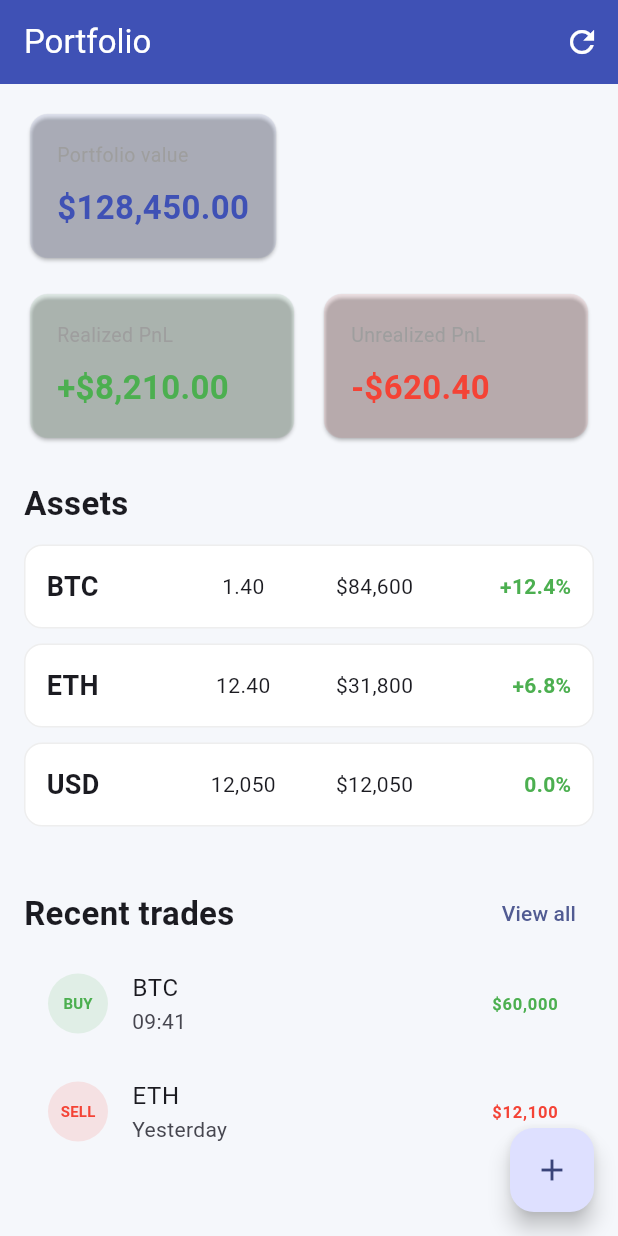
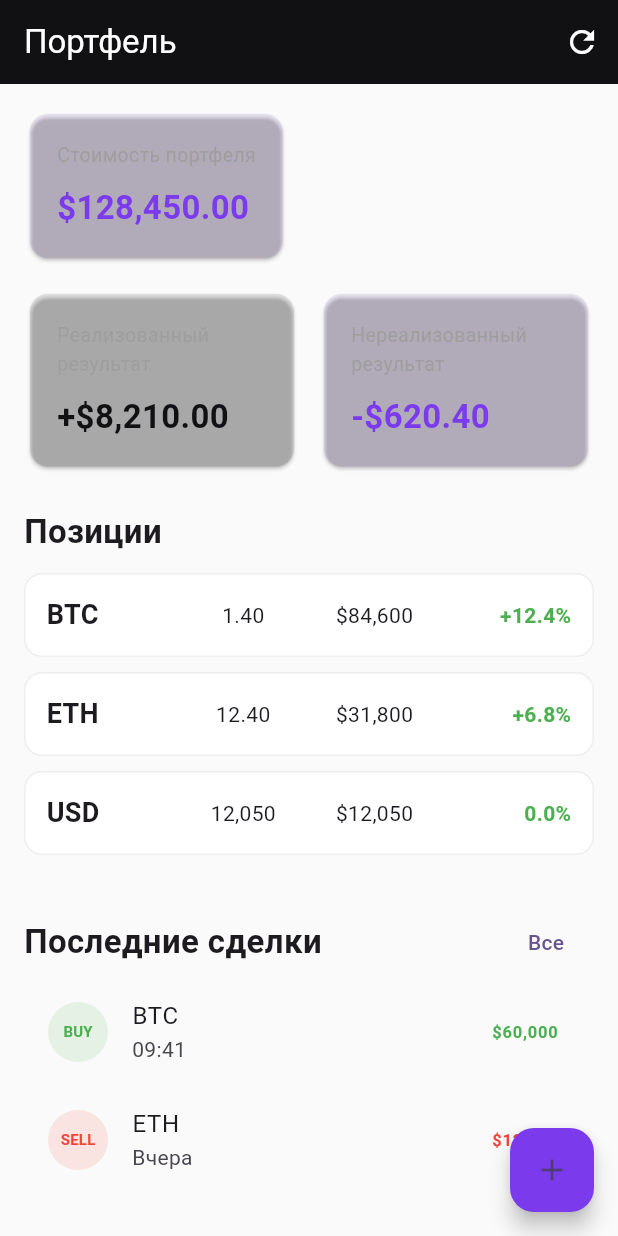
Before and after one commit to Vaynakh06/riskledger-mobile, a Flutter app: the screen it shows after launch, on a phone screen of 412 x 824 dp. Run offline on Flutter 3.47's test engine with Material 3 defaults, Android fonts, the light colour scheme and no system bars.

Commit message:
style: unify minimalist violet theme

```diff
--- a/lib/app.dart
+++ b/lib/app.dart
@@ -11,11 +11,14 @@ class RiskLedgerApp extends StatelessWidget {
       debugShowCheckedModeBanner: false,
       title: 'RiskLedger Mobile',
       theme: ThemeData(
-        scaffoldBackgroundColor: const Color(0xFFF5F7FB),
-        colorScheme: ColorScheme.fromSeed(seedColor: Colors.indigo),
+        scaffoldBackgroundColor: const Color(0xFFFAFAFA),
+        colorScheme: ColorScheme.fromSeed(
+          seedColor: const Color(0xFF7C3AED),
+          brightness: Brightness.light,
+        ),
         useMaterial3: true,
         appBarTheme: const AppBarTheme(
-          backgroundColor: Colors.indigo,
+          backgroundColor: Color(0xFF111114),
           foregroundColor: Colors.white,
         ),
       ),
--- a/lib/portfolio_screen.dart
+++ b/lib/portfolio_screen.dart
@@ -7,7 +7,7 @@ class PortfolioScreen extends StatelessWidget {
   Widget build(BuildContext context) {
     return Scaffold(
       appBar: AppBar(
-        title: const Text('Portfolio'),
+        title: const Text('Портфель'),
         actions: [
           IconButton(onPressed: () {}, icon: const Icon(Icons.refresh)),
         ],
@@ -19,33 +19,33 @@ class PortfolioScreen extends StatelessWidget {
             crossAxisAlignment: CrossAxisAlignment.start,
             children: [
               const _SummaryCard(
-                title: 'Portfolio value',
+                title: 'Стоимость портфеля',
                 value: '\$128,450.00',
-                accent: Colors.indigo,
+                accent: Color(0xFF7C3AED),
               ),
               const SizedBox(height: 16),
               Row(
                 children: const [
                   Expanded(
                     child: _SummaryCard(
-                      title: 'Realized PnL',
+                      title: 'Реализованный результат',
                       value: '+\$8,210.00',
-                      accent: Colors.green,
+                      accent: Color(0xFF111114),
                     ),
                   ),
                   SizedBox(width: 12),
                   Expanded(
                     child: _SummaryCard(
-                      title: 'Unrealized PnL',
+                      title: 'Нереализованный результат',
                       value: '-\$620.40',
-                      accent: Colors.red,
+                      accent: Color(0xFF7C3AED),
                     ),
                   ),
                 ],
               ),
               const SizedBox(height: 24),
               const Text(
-                'Assets',
+                'Позиции',
                 style: TextStyle(fontSize: 22, fontWeight: FontWeight.bold),
               ),
               const SizedBox(height: 12),
@@ -57,19 +57,20 @@ class PortfolioScreen extends StatelessWidget {
                 mainAxisAlignment: MainAxisAlignment.spaceBetween,
                 children: [
                   const Text(
-                    'Recent trades',
+                    'Последние сделки',
                     style: TextStyle(fontSize: 22, fontWeight: FontWeight.bold),
                   ),
-                  TextButton(onPressed: () {}, child: const Text('View all')),
+                  TextButton(onPressed: () {}, child: const Text('Все')),
                 ],
               ),
               const _TradeRow(type: 'BUY', symbol: 'BTC', amount: '\$60,000', time: '09:41'),
-              const _TradeRow(type: 'SELL', symbol: 'ETH', amount: '\$12,100', time: 'Yesterday'),
+              const _TradeRow(type: 'SELL', symbol: 'ETH', amount: '\$12,100', time: 'Вчера'),
             ],
           ),
         ),
       ),
       floatingActionButton: FloatingActionButton(
+        backgroundColor: const Color(0xFF7C3AED),
         onPressed: () {},
         child: const Icon(Icons.add),
       ),
```
Also changed, not shown: 1 other file.
